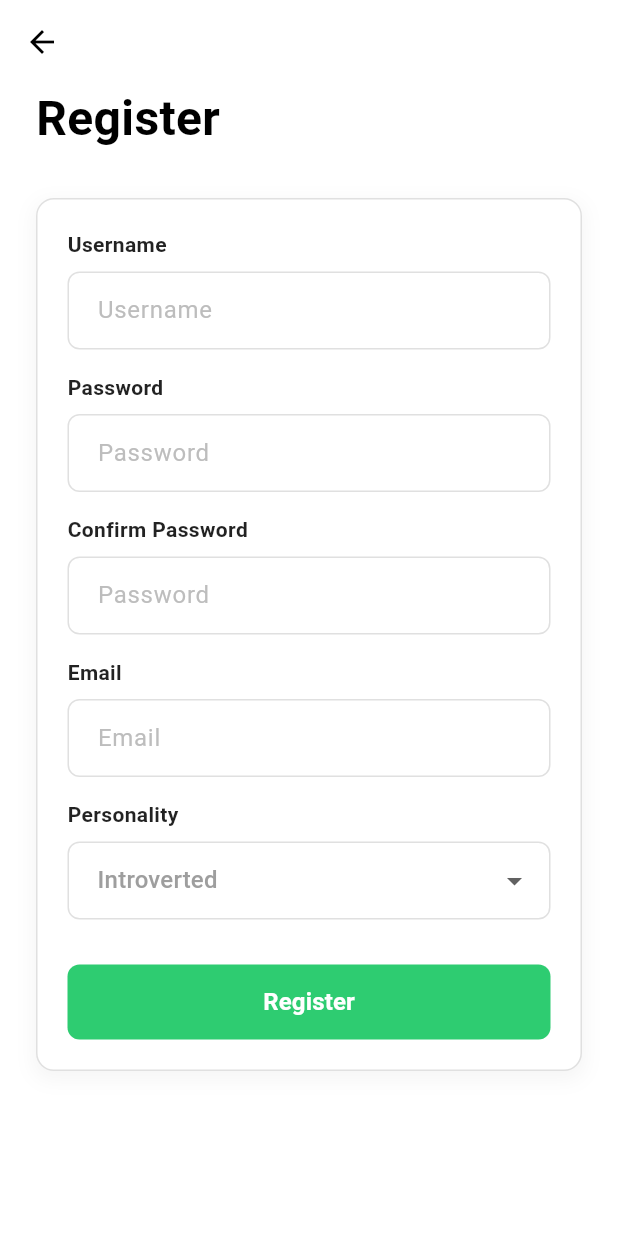
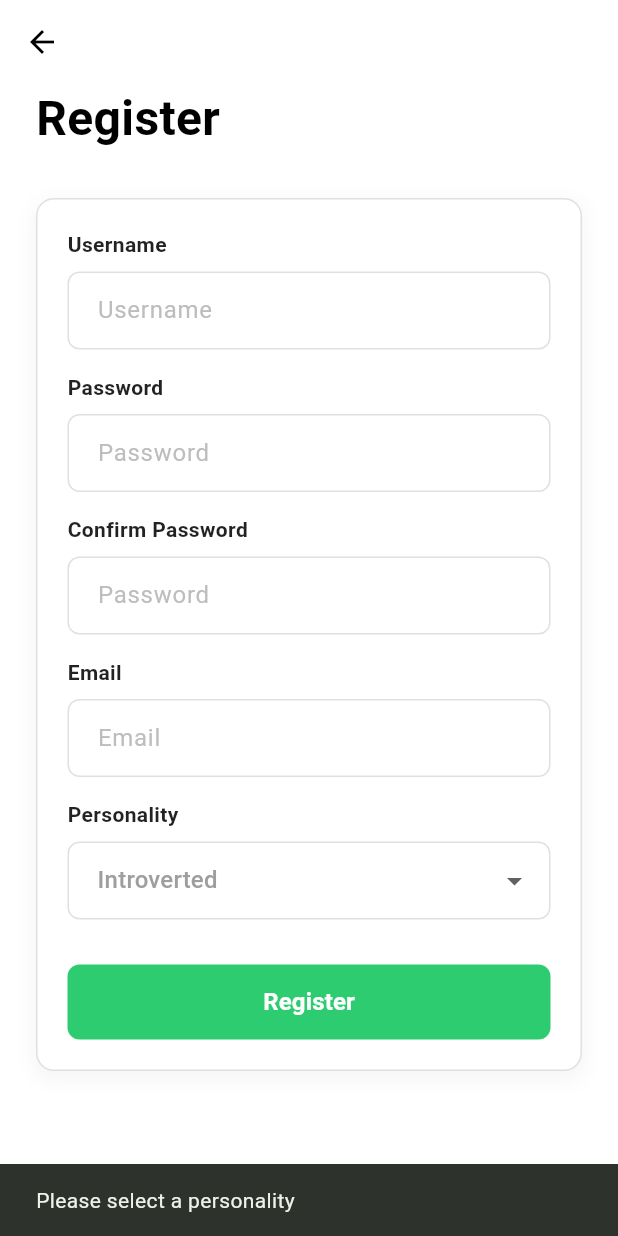
Before and after one commit to HengSHau/KitaHack2026, a Flutter app: the RegisterPage screen opened directly, after a tap on "Register", on a phone screen of 412 x 824 dp. Run offline on Flutter 3.47's test engine with Material 3 defaults, Android fonts, the phone set to English and light mode, and no system bars; our stand-ins replace cloud_firestore, firebase_auth, firebase_core; accounts and stored records are empty.

Commit message:
First push in backend register page and add onpressed logic in frontend register_page

```diff
--- a/lib/FrontEnd/custom_text_field.dart
+++ b/lib/FrontEnd/custom_text_field.dart
@@ -4,12 +4,14 @@ class CustomTextField extends StatelessWidget {
   final String label;
   final String hint;
   final bool isPassword;
+  final TextEditingController? controller;
 
   const CustomTextField({
     super.key,
     required this.label,
     required this.hint,
     this.isPassword = false,
+    this.controller,
   });
 
   @override
@@ -28,6 +30,7 @@ class CustomTextField extends StatelessWidget {
         const SizedBox(height: 8),
         TextField(
           obscureText: isPassword,
+          controller: controller,
           decoration: InputDecoration(
             hintText: hint,
             hintStyle: TextStyle(color: Colors.grey.shade400),
--- a/lib/FrontEnd/register_page.dart
+++ b/lib/FrontEnd/register_page.dart
@@ -1,5 +1,6 @@
 import 'package:flutter/material.dart';
 import 'custom_text_field.dart';
+import 'package:kitahack2026/backend/register.dart';
 
 class RegisterPage extends StatefulWidget {
   const RegisterPage({super.key});
@@ -10,6 +11,10 @@ class RegisterPage extends StatefulWidget {
 
 class _RegisterPageState extends State<RegisterPage> {
   String? selectedPersonality;
+  final TextEditingController username = TextEditingController();
+  final TextEditingController email = TextEditingController();
+  final TextEditingController password = TextEditingController();
+  final TextEditingController comfirmpassword = TextEditingController();
 
   @override
   Widget build(BuildContext context) {
@@ -112,7 +117,40 @@ class _RegisterPageState extends State<RegisterPage> {
                       width: double.infinity,
                       height: 50,
                       child: ElevatedButton(
-                        onPressed: () {
+                        onPressed: () async {
+                          // 1. 简单的本地前端检查
+                          if (password.text != comfirmpassword.text) {
+                            ScaffoldMessenger.of(context).showSnackBar(
+                              const SnackBar(content: Text("Passwords do not match!")),
+                            );
+                            return;
+                          }
+
+                          if (selectedPersonality == null) {
+                            ScaffoldMessenger.of(context).showSnackBar(
+                              const SnackBar(content: Text("Please select a personality")),
+                            );
+                            return;
+                          }
+
+                          // 2. 调用后端逻辑
+                          try {
+                            await registerUser(
+                              username: username.text,
+                              email: email.text,
+                              password: password.text,
+                              personality: selectedPersonality!,
+                            );
+                            // 成功后跳转
+                            if (mounted) Navigator.pushReplacementNamed(context, '/home');
+                          } catch (e) {
+                            // 失败显示错误
+                            if (mounted) {
+                              ScaffoldMessenger.of(context).showSnackBar(
+                                SnackBar(content: Text(e.toString())),
+                              );
+                            }
+                          }
                         },
                         style: ElevatedButton.styleFrom(
                           backgroundColor: const Color(0xFF2ECC71),
--- a/pubspec.yaml
+++ b/pubspec.yaml
@@ -35,6 +35,9 @@ dependencies:
   # Use with the CupertinoIcons class for iOS style icons.
   cupertino_icons: ^1.0.8
   firebase_core: ^4.4.0
+  firebase_auth: ^6.1.4
+  c: ^0.0.2
+  cloud_firestore: ^6.1.2
 
 dev_dependencies:
   flutter_test:
```
Also changed, not shown: lib/backend/register.dart (added, +32 -0 lines), pubspec.lock, 3 other files.
